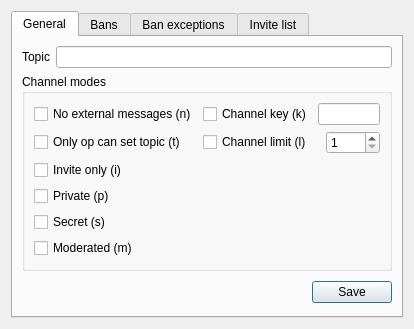
daniel-Jones/IdealIRC, file ichanconfig.ui: the form before one commit.
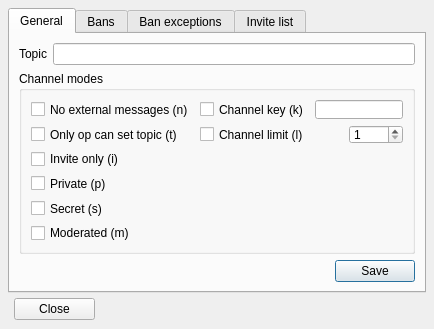
The form after the commit. Icons and pictures are not drawn.

Commit message: Made the server config dialog more sensible, explains what fields are required. Added close buttons to dialogs that can be opened - I use a tiling window manager and have no window decorations (x for close in the corner) and forcing the window to close is not elegant. Added a todo file with things that I want to do.

What changed in the file:
```diff
--- a/ichanconfig.ui
+++ b/ichanconfig.ui
@@ -6,7 +6,7 @@
    <rect>
     <x>0</x>
     <y>0</y>
-    <width>414</width>
+    <width>434</width>
     <height>329</height>
    </rect>
   </property>
@@ -16,9 +16,15 @@
   <property name="modal">
    <bool>true</bool>
   </property>
-  <layout class="QGridLayout" name="gridLayout_2">
-   <item row="0" column="0">
     <widget class="QTabWidget" name="tabWidget">
+   <property name="geometry">
+    <rect>
+     <x>8</x>
+     <y>8</y>
+     <width>418</width>
+     <height>285</height>
+    </rect>
+   </property>
      <property name="currentIndex">
       <number>0</number>
      </property>
@@ -420,8 +426,25 @@
       </layout>
      </widget>
     </widget>
-   </item>
-  </layout>
+  <widget class="QWidget" name="formLayoutWidget">
+   <property name="geometry">
+    <rect>
+     <x>8</x>
+     <y>298</y>
+     <width>87</width>
+     <height>23</height>
+    </rect>
+   </property>
+   <layout class="QFormLayout" name="formLayout">
+    <item row="0" column="1">
+     <widget class="QPushButton" name="close_button">
+      <property name="text">
+       <string>Close</string>
+      </property>
+     </widget>
+    </item>
+   </layout>
+  </widget>
  </widget>
  <resources>
   <include location="resources.qrc"/>
```
Left out of the diff: 19 changed lines with no effect on the pictures. Lines whose indentation alone changed are shown as unchanged. The commit also changes 12 other files.
